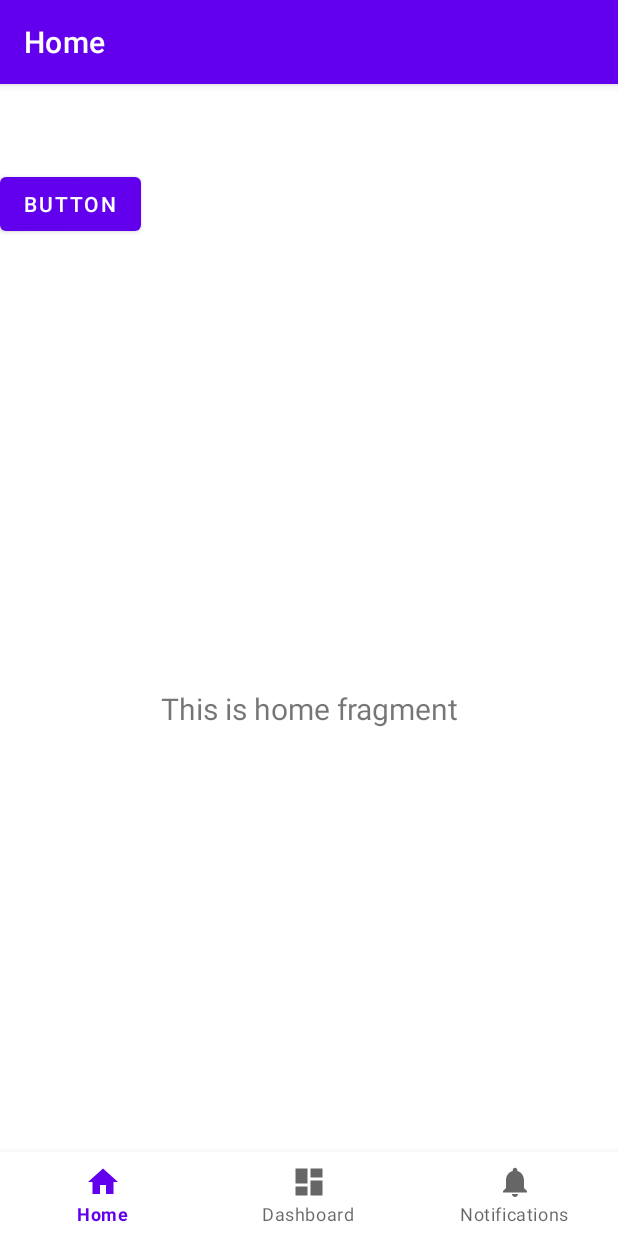
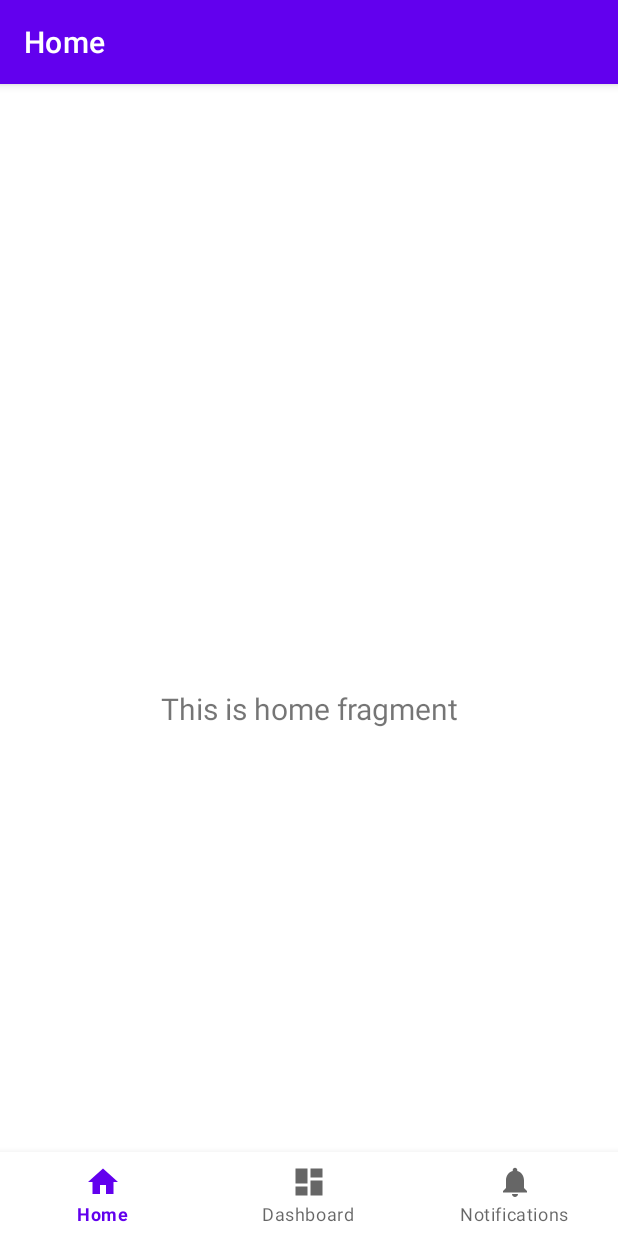
Before and after one commit to bwan242/NutriView2021, an Android app: the screen it shows after launch (MainActivity), on a phone screen of 412 x 824 dp. Run offline under Robolectric (Android 15) with nearby library versions, the phone set to English and light mode, and no system bars; our stand-ins replace navigation-ui.

Commit message:
Removed button

```diff
--- a/app/src/main/java/com/example/nutriview2021/MainActivity.java
+++ b/app/src/main/java/com/example/nutriview2021/MainActivity.java
@@ -19,11 +19,6 @@ public class MainActivity extends AppCompatActivity {
         setContentView(R.layout.activity_main);
         BottomNavigationView navView = findViewById(R.id.nav_view);
 
-        Button btn = (Button) findViewById(R.id.btnMakeNoise);
-
-
-
-
         // Passing each menu ID as a set of Ids because each
         // menu should be considered as top level destinations.
         AppBarConfiguration appBarConfiguration = new AppBarConfiguration.Builder(
--- a/app/src/main/res/layout/activity_main.xml
+++ b/app/src/main/res/layout/activity_main.xml
@@ -31,12 +31,4 @@
         app:layout_constraintTop_toTopOf="parent"
         app:navGraph="@navigation/mobile_navigation" />
 
-    <Button
-        android:id="@+id/btnMakeNoise"
-        android:layout_width="wrap_content"
-        android:layout_height="wrap_content"
-        android:text="Button"
-        tools:layout_editor_absoluteX="163dp"
-        tools:layout_editor_absoluteY="488dp" />
-
 </androidx.constraintlayout.widget.ConstraintLayout>
```
